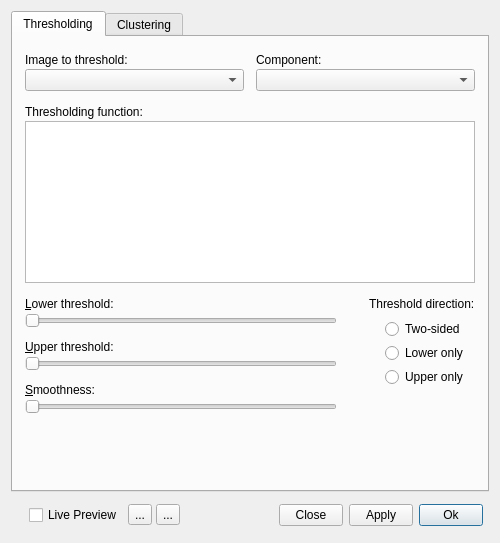
This is GUI/Qt/Windows/SpeedImageDialog.ui in pyushkevich/itksnap as Qt 5 draws it before an edit. The edited form follows.
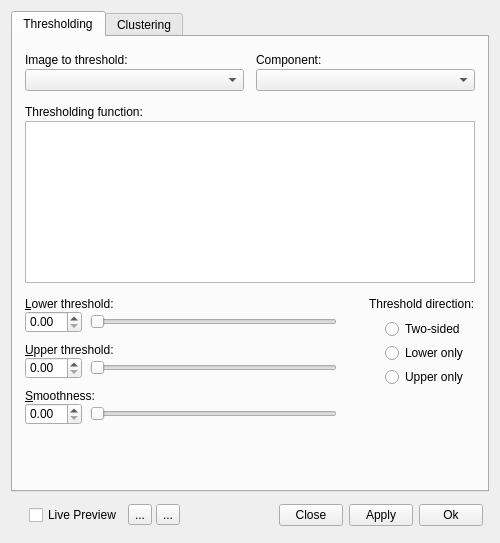
This is the edited form. Icons and pictures are not drawn. Custom widgets are drawn as their Qt base class.

Patch:
```diff
--- a/GUI/Qt/Windows/SpeedImageDialog.ui
+++ b/GUI/Qt/Windows/SpeedImageDialog.ui
@@ -247,14 +247,70 @@
            </item>
            <item row="6" column="0">
             <widget class="QWidget" name="widget_7" native="true">
-             <layout class="QVBoxLayout" name="verticalLayout_9">
-              <property name="spacing">
-               <number>2</number>
+             <layout class="QGridLayout" name="gridLayout_4">
+              <property name="horizontalSpacing">
+               <number>8</number>
+              </property>
+              <property name="verticalSpacing">
+               <number>0</number>
               </property>
               <property name="margin">
                <number>0</number>
               </property>
-              <item>
+              <item row="1" column="1">
+               <widget class="QSlider" name="inLowerThreshold">
+                <property name="orientation">
+                 <enum>Qt::Horizontal</enum>
+                </property>
+               </widget>
+              </item>
+              <item row="7" column="1">
+               <widget class="QSlider" name="inThresholdSmoothness">
+                <property name="orientation">
+                 <enum>Qt::Horizontal</enum>
+                </property>
+               </widget>
+              </item>
+              <item row="2" column="1">
+               <spacer name="verticalSpacer_4">
+                <property name="orientation">
+                 <enum>Qt::Vertical</enum>
+                </property>
+                <property name="sizeType">
+                 <enum>QSizePolicy::Fixed</enum>
+                </property>
+                <property name="sizeHint" stdset="0">
+                 <size>
+                  <width>20</width>
+                  <height>10</height>
+                 </size>
+                </property>
+               </spacer>
+              </item>
+              <item row="5" column="1">
+               <spacer name="verticalSpacer_5">
+                <property name="orientation">
+                 <enum>Qt::Vertical</enum>
+                </property>
+                <property name="sizeType">
+                 <enum>QSizePolicy::Fixed</enum>
+                </property>
+                <property name="sizeHint" stdset="0">
+                 <size>
+                  <width>20</width>
+                  <height>10</height>
+                 </size>
+                </property>
+               </spacer>
+              </item>
+              <item row="4" column="1">
+               <widget class="QSlider" name="inUpperThreshold">
+                <property name="orientation">
+                 <enum>Qt::Horizontal</enum>
+                </property>
+               </widget>
+              </item>
+              <item row="0" column="0" colspan="2">
                <widget class="QLabel" name="label">
                 <property name="text">
                  <string>&amp;Lower threshold:</string>
@@ -264,30 +320,14 @@
                 </property>
                </widget>
               </item>
-              <item>
-               <widget class="QDoubleSliderWithEditor" name="inLowerThreshold">
-                <property name="orientation">
-                 <enum>Qt::Horizontal</enum>
+              <item row="1" column="0">
+               <widget class="QDoubleSpinBox" name="inLowerThresholdSpinner">
+                <property name="keyboardTracking">
+                 <bool>false</bool>
                 </property>
                </widget>
               </item>
-              <item>
-               <spacer name="verticalSpacer_4">
-                <property name="orientation">
-                 <enum>Qt::Vertical</enum>
-                </property>
-                <property name="sizeType">
-                 <enum>QSizePolicy::Fixed</enum>
-                </property>
-                <property name="sizeHint" stdset="0">
-                 <size>
-                  <width>20</width>
-                  <height>10</height>
-                 </size>
-                </property>
-               </spacer>
-              </item>
-              <item>
+              <item row="3" column="0" colspan="2">
                <widget class="QLabel" name="label_2">
                 <property name="text">
                  <string>&amp;Upper threshold:</string>
@@ -297,30 +337,14 @@
                 </property>
                </widget>
               </item>
-              <item>
-               <widget class="QDoubleSliderWithEditor" name="inUpperThreshold">
-                <property name="orientation">
-                 <enum>Qt::Horizontal</enum>
+              <item row="4" column="0">
+               <widget class="QDoubleSpinBox" name="inUpperThresholdSpinner">
+                <property name="keyboardTracking">
+                 <bool>false</bool>
                 </property>
                </widget>
               </item>
-              <item>
-               <spacer name="verticalSpacer_5">
-                <property name="orientation">
-                 <enum>Qt::Vertical</enum>
-                </property>
-                <property name="sizeType">
-                 <enum>QSizePolicy::Fixed</enum>
-                </property>
-                <property name="sizeHint" stdset="0">
-                 <size>
-                  <width>20</width>
-                  <height>10</height>
-                 </size>
-                </property>
-               </spacer>
-              </item>
-              <item>
+              <item row="6" column="0" colspan="2">
                <widget class="QLabel" name="label_3">
                 <property name="text">
                  <string>&amp;Smoothness:</string>
@@ -330,10 +354,10 @@
                 </property>
                </widget>
               </item>
-              <item>
-               <widget class="QDoubleSliderWithEditor" name="inThresholdSmoothness">
-                <property name="orientation">
-                 <enum>Qt::Horizontal</enum>
+              <item row="7" column="0">
+               <widget class="QDoubleSpinBox" name="inThresholdSmoothnessSpinner">
+                <property name="keyboardTracking">
+                 <bool>false</bool>
                 </property>
                </widget>
               </item>
@@ -1102,7 +1126,10 @@
          <string>Ok</string>
         </property>
         <property name="default">
-         <bool>true</bool>
+         <bool>false</bool>
+        </property>
+        <property name="flat">
+         <bool>false</bool>
         </property>
        </widget>
       </item>
@@ -1112,18 +1139,18 @@
   </layout>
  </widget>
  <customwidgets>
-  <customwidget>
-   <class>QtVTKRenderWindowBox</class>
-   <extends>QWidget</extends>
-   <header location="global">QtVTKRenderWindowBox.h</header>
-   <container>1</container>
-  </customwidget>
   <customwidget>
    <class>QtSimpleOpenGLBox</class>
    <extends>QWidget</extends>
    <header location="global">QtSimpleOpenGLBox.h</header>
    <container>1</container>
   </customwidget>
+  <customwidget>
+   <class>QtVTKRenderWindowBox</class>
+   <extends>QWidget</extends>
+   <header location="global">QtVTKRenderWindowBox.h</header>
+   <container>1</container>
+  </customwidget>
   <customwidget>
    <class>QDoubleSliderWithEditor</class>
    <extends>QSlider</extends>
```
